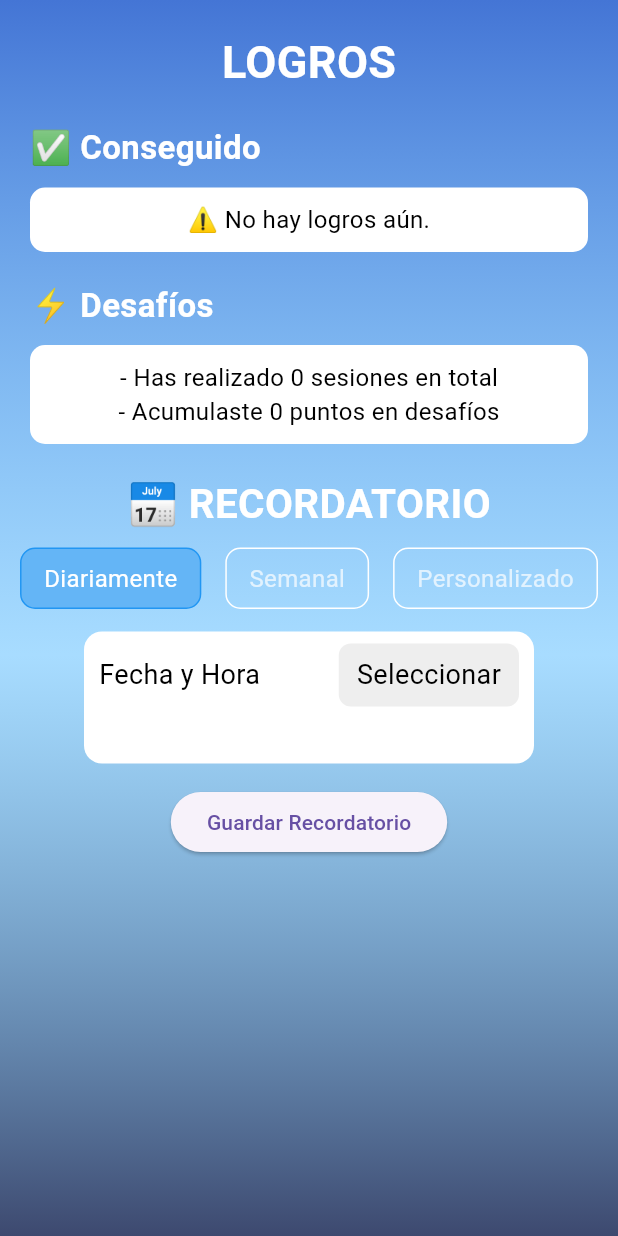
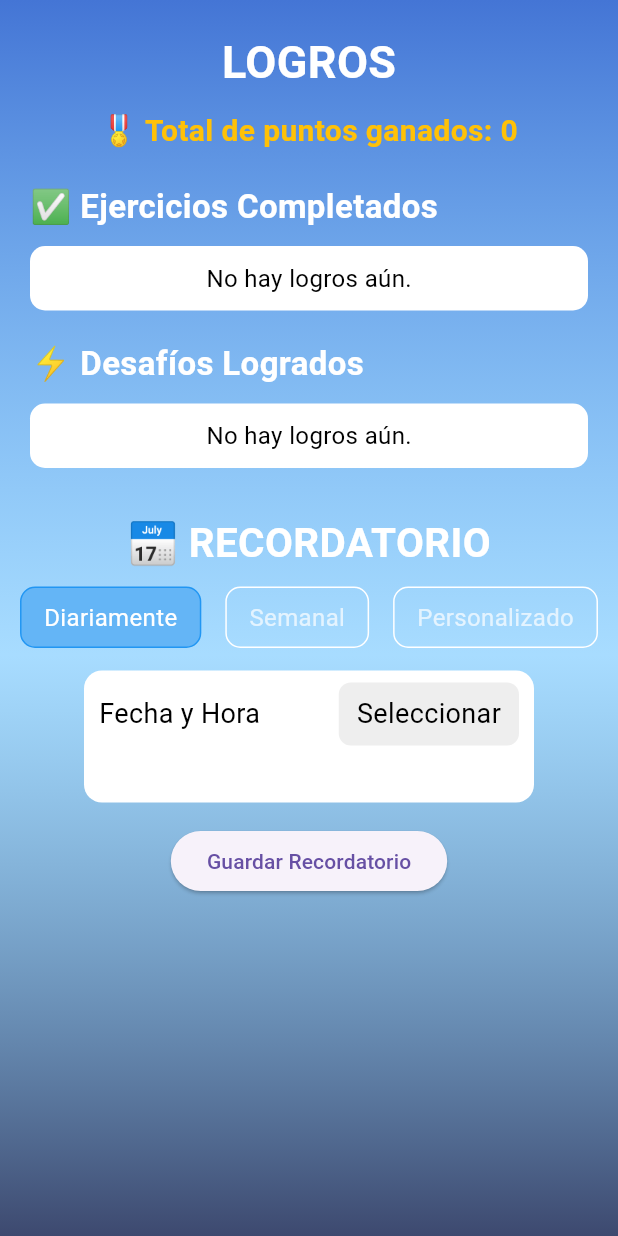
Before and after one commit to Arianna0206/psicologiaAppFlutter, a Flutter app: the ResumenExpresivaScreen screen opened directly with empty values, after a tap on "Logros", on a phone screen of 412 x 824 dp. Run offline on Flutter 3.47's test engine with Material 3 defaults, Android fonts, the light colour scheme and no system bars; our stand-ins replace audioplayers, cached_network_image, cloud_firestore, connectivity_plus, device_info_plus, equatable and 15 more; accounts and stored records are empty; network calls fail.

Commit message:
Cambios en la pantalla logros

```diff
--- a/lib/features/home/controllers/controller_services.dart
+++ b/lib/features/home/controllers/controller_services.dart
@@ -624,4 +624,127 @@ class ControllerServices extends GetxController {
       // print("Error al obtener frase motivacional: $e");
     }
   }
+
+  Future<List<String>> getAchievementsForMethod(String methodId) async {
+    final user = FirebaseAuth.instance.currentUser;
+    if (user == null) return [];
+
+    try {
+      final snapshot = await FirebaseFirestore.instance
+          .collection("users")
+          .doc(user.uid)
+          .collection("completed_exercises")
+          .get();
+
+      List<String> logros = [];
+
+      for (final doc in snapshot.docs) {
+        final data = doc.data();
+        if (data['methodId'] == methodId) {
+          final title = data['title'] ?? 'Ejercicio sin título';
+          final attempts = data['attempts'] ?? 1;
+          logros.add("$title completado $attempts veces");
+        }
+      }
+
+      return logros;
+    } catch (e) {
+      return [];
+    }
+  }
+
+  Future<Map<String, dynamic>> getTechniqueAchievements(String methodId) async {
+    final user = FirebaseAuth.instance.currentUser;
+    if (user == null) return {"completados": [], "desafios": [], "puntos": 0};
+
+    try {
+      final snapshot = await FirebaseFirestore.instance
+          .collection("users")
+          .doc(user.uid)
+          .collection("completed_exercises")
+          .get();
+
+      List<String> completados = [];
+      List<String> desafios = [];
+      int puntos = 0;
+
+      int totalAttempts = 0;
+      String? title;
+
+      for (final doc in snapshot.docs) {
+        final data = doc.data();
+        if (data['methodId'] == methodId) {
+          final nombre = data['title'] ?? 'Ejercicio sin título';
+          final dynamic attemptsRaw = data['attempts'] ?? 0;
+          final int attempts = (attemptsRaw is int) ? attemptsRaw : (attemptsRaw as num).toInt();
+
+          totalAttempts += attempts;
+          title = nombre;
+
+          puntos += 5;
+          completados.add("$nombre completado $attempts veces (+5 puntos)");
+        }
+      }
+
+      if (title != null) {
+        if (methodId.contains("gratitude") || methodId.contains("expressive")) {
+          desafios.add("Completaste el ejercicio de $title (+5 puntos)");
+          puntos += 5;
+        } else {
+          if (completados.length >= 5) {
+            desafios.add("Completaste 5 ejercicios de $title (+5 puntos)");
+            puntos += 5;
+          }
+        }
+
+        if (totalAttempts >= 5) {
+          desafios.add("Completaste 5 sesiones de $title (+25 puntos)");
+          puntos += 25;
+        }
+
+        if (totalAttempts >= 20) {
+          desafios.add("Completaste 20 sesiones de $title (+50 puntos)");
+          puntos += 50;
+        }
+      }
+
+      return {
+        "completados": completados,
+        "desafios": desafios,
+        "puntos": puntos,
+      };
+    } catch (e) {
+      return {"completados": [], "desafios": [], "puntos": 0};
+    }
+  }
+
+  Future<void> saveUserNotification({
+    required DateTime dateTime,
+    required String title,
+    required String body,
+    required String frequency,
+    List<int>? selectedDays,
+  }) async {
+    final user = FirebaseAuth.instance.currentUser;
+    if (user == null) return;
+
+    final docRef = FirebaseFirestore.instance
+        .collection("users")
+        .doc(user.uid)
+        .collection("notifications")
+        .doc("user_notification");
+
+    final notificationData = {
+      "title": title,
+      "body": body,
+      "date": Timestamp.fromDate(dateTime),
+      "frequency": frequency,
+      "selectedDays": selectedDays ?? [],
+      "updated_at": FieldValue.serverTimestamp(),
+    };
+
+    await docRef.set(notificationData, SetOptions(merge: true));
+  }
+
+
 }
--- a/lib/features/home/controllers/home_controller.dart
+++ b/lib/features/home/controllers/home_controller.dart
@@ -69,13 +69,14 @@ class HomeController extends GetxController {
     Get.off(()=> ResumenEjercicioScreen(categoryId: categoryId.toLowerCase(), methodId: methodId.toLowerCase()), transition: Transition.downToUp, duration: const Duration(milliseconds: 1000));
   }
 
-  void goToLogros() {
+  void goToLogros(String categoryId, String methodId) {
     Get.off(
-      () => LogrosScreen(),
+      () => LogrosScreen(categoryId: categoryId, methodId: methodId),
       transition: Transition.downToUp,
       duration: const Duration(milliseconds: 1000),
     );
   }
+
 
   void goToResumenGratitud(String categoryId, String methodId) {
     Get.off(
--- a/lib/features/home/views/Logros.dart
+++ b/lib/features/home/views/Logros.dart
@@ -6,7 +6,14 @@ import '../controllers/home_controller.dart';
 import '../controllers/controller_services.dart';
 
 class LogrosScreen extends StatefulWidget {
-  const LogrosScreen({super.key});
+  final String categoryId;
+  final String methodId;
+
+  const LogrosScreen({
+    super.key,
+    required this.categoryId,
+    required this.methodId,
+  });
 
   @override
   LogrosScreenState createState() => LogrosScreenState();
@@ -17,7 +24,9 @@ class LogrosScreenState extends State<LogrosScreen> {
   final ControllerServices service = Get.find<ControllerServices>();
 
   TimeOfDay? selectedTime;
+  DateTime? selectedDateTime;
   String selectedFrequency = "Diariamente";
+  List<int> selectedDays = [];
 
   @override
   Widget build(BuildContext context) {
@@ -35,7 +44,7 @@ class LogrosScreenState extends State<LogrosScreen> {
         ),
         child: SafeArea(
           child: FutureBuilder<Map<String, dynamic>>(
-            future: service.getUserAchievements(),
+          future: service.getTechniqueAchievements(widget.methodId),
           builder: (context, snapshot) {
             if (snapshot.connectionState == ConnectionState.waiting) {
               return const Center(child: CircularProgressIndicator());
@@ -47,20 +56,9 @@ class LogrosScreenState extends State<LogrosScreen> {
             }
 
             final data = snapshot.data ?? {};
-              final int uniqueSessions = data['uniqueSessions'] ?? 0;
-              final bool completedAll = data['completedAll'] ?? false;
-
-              List<String> completedAchievements = [];
-              if (completedAll) {
-                completedAchievements.add("Completaste todos los ejercicios y ganaste 5 puntos");
-              }
-
-              List<String> challenges = [];
-              challenges.add("Has realizado $uniqueSessions sesiones en total");
-              int challengePoints = 0;
-              if (uniqueSessions >= 5) challengePoints += 25;
-              if (uniqueSessions >= 20) challengePoints += 50;
-              challenges.add("Acumulaste $challengePoints puntos en desafíos");
+            final completados = List<String>.from(data["completados"] ?? []);
+            final desafios = List<String>.from(data["desafios"] ?? []);
+            final int puntosTotales = data["puntos"] ?? 0;
 
             return SingleChildScrollView(
               child: Column(
@@ -70,18 +68,52 @@ class LogrosScreenState extends State<LogrosScreen> {
                     'LOGROS',
                     style: TextStyle(fontSize: 30, fontWeight: FontWeight.bold, color: Colors.white),
                   ),
+                  const SizedBox(height: 10),
+                  Text(
+                    "🎖️ Total de puntos ganados: $puntosTotales",
+                    style: const TextStyle(fontSize: 20, fontWeight: FontWeight.bold, color: Colors.amber),
+                  ),
                   const SizedBox(height: 20),
-                    _buildAchievementsSection('✅ Conseguido', completedAchievements),
+                  _buildAchievementsSection('✅ Ejercicios Completados', completados),
                   const SizedBox(height: 20),
-                    _buildAchievementsSection('⚡ Desafíos', challenges),
-                    const SizedBox(height: 20),
+                  _buildAchievementsSection('⚡ Desafíos Logrados', desafios),
+                  const SizedBox(height: 30),
                   _buildReminderSection(),
                 ],
               ),
             );
           },
+        )
         ),
       ),
+    );
+  }
+
+  Widget _buildAchievementsSection(String title, List<String> achievements) {
+    return Padding(
+      padding: const EdgeInsets.symmetric(horizontal: 20),
+      child: Column(
+        crossAxisAlignment: CrossAxisAlignment.start,
+        children: [
+          Text(
+            title,
+            style: const TextStyle(fontSize: 22, fontWeight: FontWeight.bold, color: Colors.white),
+          ),
+          const SizedBox(height: 10),
+          Container(
+            width: double.infinity,
+            padding: const EdgeInsets.all(10),
+            decoration: BoxDecoration(
+              color: Colors.white,
+              borderRadius: BorderRadius.circular(10),
+            ),
+            child: Column(
+              children: achievements.isNotEmpty
+                  ? achievements.map((e) => Text('- $e', style: const TextStyle(fontSize: 16, color: Colors.black))).toList()
+                  : [const Text('No hay logros aún.', style: TextStyle(fontSize: 16, color: Colors.black))],
+            ),
+          ),
+        ],
       ),
     );
   }
@@ -94,7 +126,6 @@ class LogrosScreenState extends State<LogrosScreen> {
           style: TextStyle(fontSize: 27, fontWeight: FontWeight.bold, color: Colors.white),
         ),
         const SizedBox(height: 10),
-
         Row(
           mainAxisAlignment: MainAxisAlignment.center,
           children: [
@@ -103,9 +134,7 @@ class LogrosScreenState extends State<LogrosScreen> {
             _buildFrequencyButton("Personalizado"),
           ],
         ),
-
         const SizedBox(height: 15),
-
         Container(
           width: 300,
           padding: const EdgeInsets.symmetric(horizontal: 10, vertical: 8),
@@ -118,10 +147,7 @@ class LogrosScreenState extends State<LogrosScreen> {
               Row(
                 mainAxisAlignment: MainAxisAlignment.spaceBetween,
                 children: [
-                  const Text(
-                    "Fecha y Hora",
-                    style: TextStyle(fontSize: 18, color: Colors.black),
-                  ),
+                  const Text("Fecha y Hora", style: TextStyle(fontSize: 18, color: Colors.black)),
                   GestureDetector(
                     onTap: _pickDateTime,
                     child: Container(
@@ -142,20 +168,43 @@ class LogrosScreenState extends State<LogrosScreen> {
                 ],
               ),
               const SizedBox(height: 15),
-
               if (selectedFrequency == "Personalizado") _buildDaySelection(),
               const SizedBox(height: 15),
             ],
           ),
         ),
-
         const SizedBox(height: 15),
-
         ElevatedButton(
           onPressed: _scheduleNotification,
           child: const Text("Guardar Recordatorio"),
         ),
       ],
+    );
+  }
+
+  Widget _buildFrequencyButton(String text) {
+    return GestureDetector(
+      onTap: () {
+        setState(() {
+          selectedFrequency = text;
+          if (text != "Personalizado") {
+            selectedDays.clear();
+          }
+        });
+      },
+      child: Container(
+        margin: const EdgeInsets.symmetric(horizontal: 8),
+        padding: const EdgeInsets.symmetric(horizontal: 15, vertical: 8),
+        decoration: BoxDecoration(
+          border: Border.all(color: selectedFrequency == text ? Colors.blue : Colors.white),
+          borderRadius: BorderRadius.circular(10),
+          color: selectedFrequency == text ? Colors.blue[300] : Colors.transparent,
+        ),
+        child: Text(
+          text,
+          style: TextStyle(color: selectedFrequency == text ? Colors.white : Colors.white70, fontSize: 16),
+        ),
+      ),
     );
   }
 
@@ -167,7 +216,7 @@ class LogrosScreenState extends State<LogrosScreen> {
           spacing: 5,
           children: List.generate(7, (index) {
             final daysOfWeek = ["L", "M", "X", "J", "V", "S", "D"];
-              final dayIndex = index + 1; // Lunes = 1, Domingo = 7
+            final dayIndex = index + 1;
             final isSelected = selectedDays.contains(dayIndex);
 
             return GestureDetector(
@@ -201,44 +250,6 @@ class LogrosScreenState extends State<LogrosScreen> {
     );
   }
 
-    List<int> selectedDays = [];
-
-  void _scheduleNotification() {
-    if (selectedDateTime != null) {
-      final state = context.read<NotificationsBloc>().state;
-
-      String notificationTitle = "Título predeterminado";
-      String notificationBody = "Mensaje predeterminado";
-
-      if (state is NotificationsLoaded && state.notifications.isNotEmpty) {
-        notificationTitle = state.notifications.first.title;
-        notificationBody = state.notifications.first.body;
-      }
-
-      print("[LogrosScreen] Programando recordatorio con: $notificationTitle - $notificationBody");
-
-      context.read<NotificationsBloc>().add(
-        ScheduleNotification(
-          date: selectedDateTime!,
-          time: TimeOfDay(hour: selectedDateTime!.hour, minute: selectedDateTime!.minute),
-          title: notificationTitle,
-          body: notificationBody,
-          frequency: selectedFrequency,
-          selectedDays: selectedDays.isEmpty ? null : selectedDays,
-        ),
-      );
-
-      Get.snackbar(
-        "✅ Recordatorio Guardado",
-        "Notificación programada: $notificationTitle - $notificationBody",
-      );
-    } else {
-      Get.snackbar("⚠️ Error", "Selecciona una fecha y hora primero.");
-    }
-  }
-
-  DateTime? selectedDateTime;
-
   Future<void> _pickDateTime() async {
     DateTime now = DateTime.now();
 
@@ -269,59 +280,41 @@ class LogrosScreenState extends State<LogrosScreen> {
     }
   }
 
-  Widget _buildFrequencyButton(String text) {
-    return GestureDetector(
-      onTap: () {
-        setState(() {
-          selectedFrequency = text;
-          if (text != "Personalizado") {
-            selectedDays.clear();
+  void _scheduleNotification() async {
+    if (selectedDateTime != null) {
+      final state = context.read<NotificationsBloc>().state;
+
+      String notificationTitle = "Título predeterminado";
+      String notificationBody = "Mensaje predeterminado";
+
+      if (state is NotificationsLoaded && state.notifications.isNotEmpty) {
+        notificationTitle = state.notifications.first.title;
+        notificationBody = state.notifications.first.body;
       }
-        });
-      },
-      child: Container(
-        margin: const EdgeInsets.symmetric(horizontal: 8),
-        padding: const EdgeInsets.symmetric(horizontal: 15, vertical: 8),
-        decoration: BoxDecoration(
-          border: Border.all(color: selectedFrequency == text ? Colors.blue : Colors.white),
-          borderRadius: BorderRadius.circular(10),
-          color: selectedFrequency == text ? Colors.blue[300] : Colors.transparent,
-        ),
-        child: Text(
-          text,
-          style: TextStyle(color: selectedFrequency == text ? Colors.white : Colors.white70, fontSize: 16),
-        ),
+
+      await service.saveUserNotification(
+        dateTime: selectedDateTime!,
+        title: notificationTitle,
+        body: notificationBody,
+        frequency: selectedFrequency,
+        selectedDays: selectedDays,
+      );
+
+      context.read<NotificationsBloc>().add(
+        ScheduleNotification(
+          date: selectedDateTime!,
+          time: TimeOfDay(hour: selectedDateTime!.hour, minute: selectedDateTime!.minute),
+          title: notificationTitle,
+          body: notificationBody,
+          frequency: selectedFrequency,
+          selectedDays: selectedDays.isEmpty ? null : selectedDays,
         ),
       );
+
+      Get.snackbar("Recordatorio Guardado", "Notificación programada: $notificationTitle - $notificationBody");
+    } else {
+      Get.snackbar("Error", "Selecciona una fecha y hora primero.");
+    }
   }
 
-
-  Widget _buildAchievementsSection(String title, List<String> achievements) {
-    return Padding(
-      padding: const EdgeInsets.symmetric(horizontal: 20),
-      child: Column(
-        crossAxisAlignment: CrossAxisAlignment.start,
-        children: [
-          Text(
-            title,
-            style: const TextStyle(fontSize: 22, fontWeight: FontWeight.bold, color: Colors.white),
-          ),
-          const SizedBox(height: 10),
-          Container(
-            width: double.infinity,
-            padding: const EdgeInsets.all(10),
-            decoration: BoxDecoration(
-              color: Colors.white,
-              borderRadius: BorderRadius.circular(10),
-            ),
-            child: Column(
-              children: achievements.isNotEmpty
-                  ? achievements.map((e) => Text('- $e', style: const TextStyle(fontSize: 16, color: Colors.black))).toList()
-                  : [const Text('⚠️ No hay logros aún.', style: TextStyle(fontSize: 16, color: Colors.black))],
-            ),
-          ),
-        ],
-      ),
-    );
 }
-}
--- a/lib/features/home/views/estres/activity_one/Estadistica.dart
+++ b/lib/features/home/views/estres/activity_one/Estadistica.dart
@@ -153,7 +153,7 @@ class ResumenEjercicioScreenState extends State<ResumenEjercicioScreen> {
                               const SizedBox(width: 15),
                               ElevatedButton(
                                 onPressed: () async {
-                                  homeController.goToLogros();
+                                  homeController.goToLogros(widget.categoryId, widget.methodId);
                                 },
                                 style: ElevatedButton.styleFrom(
                                   backgroundColor: Colors.white,
--- a/lib/features/home/views/estres/activity_three/ResumenEjercicioEE.dart
+++ b/lib/features/home/views/estres/activity_three/ResumenEjercicioEE.dart
@@ -127,7 +127,7 @@ class _ResumenExpresivaScreenState extends State<ResumenExpresivaScreen> with Si
                 ScaleTransition(
                   scale: _scaleAnimation,
                   child: ElevatedButton(
-                    onPressed: () => homeController.goToLogros(),
+                    onPressed: () => homeController.goToLogros(widget.categoryId, widget.methodId),
                     style: ElevatedButton.styleFrom(
                       backgroundColor: Colors.white,
                       foregroundColor: Colors.black,
--- a/lib/features/home/views/estres/activity_two/ResumenEjercicio.dart
+++ b/lib/features/home/views/estres/activity_two/ResumenEjercicio.dart
@@ -128,7 +128,7 @@ class _ResumenGratitudScreenState extends State<ResumenGratitudScreen> with Sing
                 ScaleTransition(
                   scale: _scaleAnimation,
                   child: ElevatedButton(
-                    onPressed: () => homeController.goToLogros(),
+                    onPressed: () => homeController.goToLogros(widget.categoryId, widget.methodId),
                     style: ElevatedButton.styleFrom(
                       backgroundColor: Colors.white,
                       foregroundColor: Colors.black,
```
Also changed, not shown: lib/features/home/views/ResumenTecnica.dart (deleted, +0 -160 lines), pubspec.lock. Lines whose indentation alone changed are shown as unchanged.
